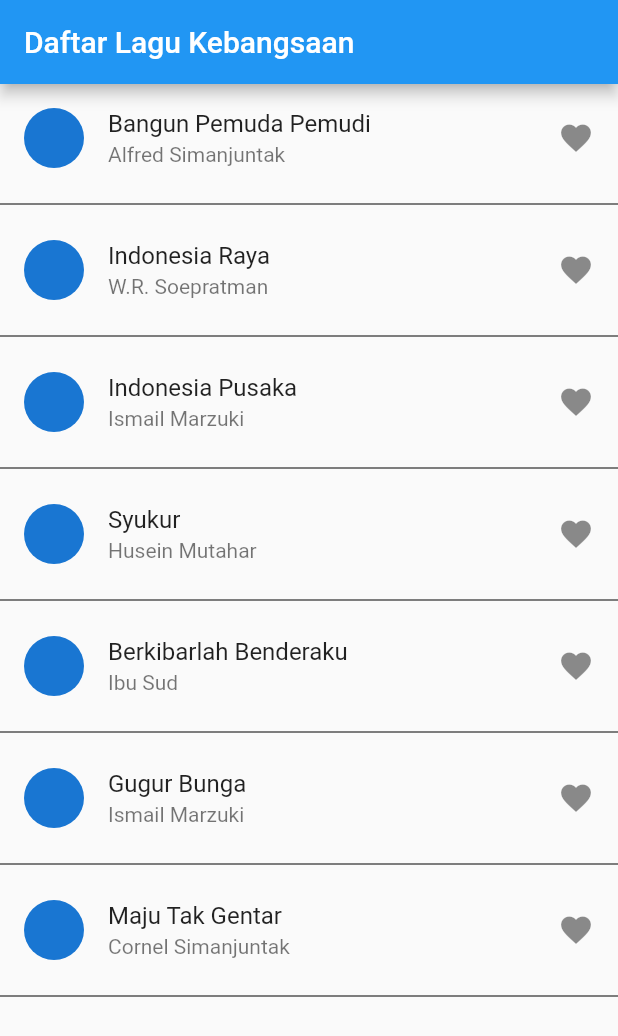
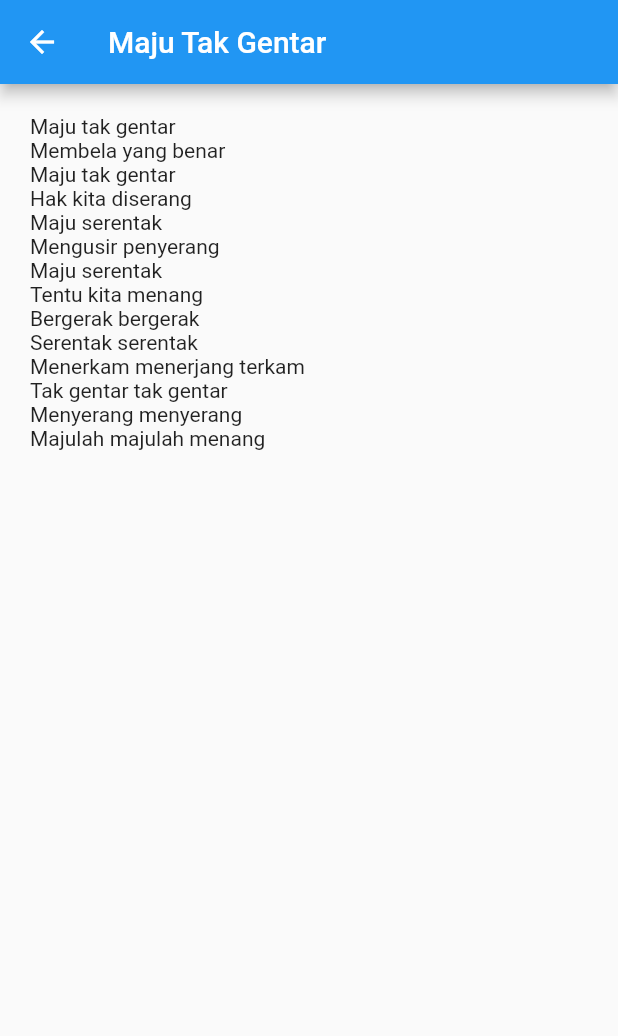
Before and after one commit to Priyasan181/katalog-flutter, a Flutter app: the screen it shows after launch, after a tap on "Maju Tak Gentar", on a phone screen of 412 x 824 dp. Shown: the top 1036 px of the screen. Run offline on Flutter 3.47's test engine with Material 2 defaults, Android fonts, the phone set to English and light mode, and no system bars.

Commit message:
menambahkan maju tak gentar

```diff
--- a/lib/screens/Home.dart
+++ b/lib/screens/Home.dart
@@ -4,6 +4,7 @@ import 'package:flutter_application_1/screens/detail/berkibarlah_benderaku.dart'
 import 'package:flutter_application_1/screens/detail/gugur_bunga.dart';
 import 'package:flutter_application_1/screens/detail/indonesia_pusaka.dart';
 import 'package:flutter_application_1/screens/detail/indonesia_raya.dart';
+import 'package:flutter_application_1/screens/detail/maju_tak_gentar.dart';
 import 'package:flutter_application_1/screens/detail/syukur.dart';
 
 class Home extends StatelessWidget {
@@ -117,7 +118,11 @@ class Home extends StatelessWidget {
               leading: CircleAvatar(),
               trailing: Icon(Icons.favorite),
               onTap: () {
-                return;
+                Navigator.push(
+                  context,
+                  MaterialPageRoute(
+                      builder: (context) => const MajuTakGentar()),
+                );
               },
             ),
             Divider(
--- /dev/null
+++ b/lib/screens/detail/maju_tak_gentar.dart
@@ -0,0 +1,31 @@
+import 'package:flutter/material.dart';
+
+class MajuTakGentar extends StatelessWidget {
+  const MajuTakGentar({Key? key}) : super(key: key);
+
+  @override
+  Widget build(BuildContext context) {
+    return Scaffold(
+      appBar: AppBar(
+        title: Text('Maju Tak Gentar'),
+      ),
+      body: Container(
+        padding: const EdgeInsets.all(20),
+        child: Text('''Maju tak gentar
+Membela yang benar
+Maju tak gentar
+Hak kita diserang
+Maju serentak
+Mengusir penyerang
+Maju serentak
+Tentu kita menang
+Bergerak bergerak
+Serentak serentak
+Menerkam menerjang terkam
+Tak gentar tak gentar
+Menyerang menyerang
+Majulah majulah menang'''),
+      ),
+    );
+  }
+}
```
